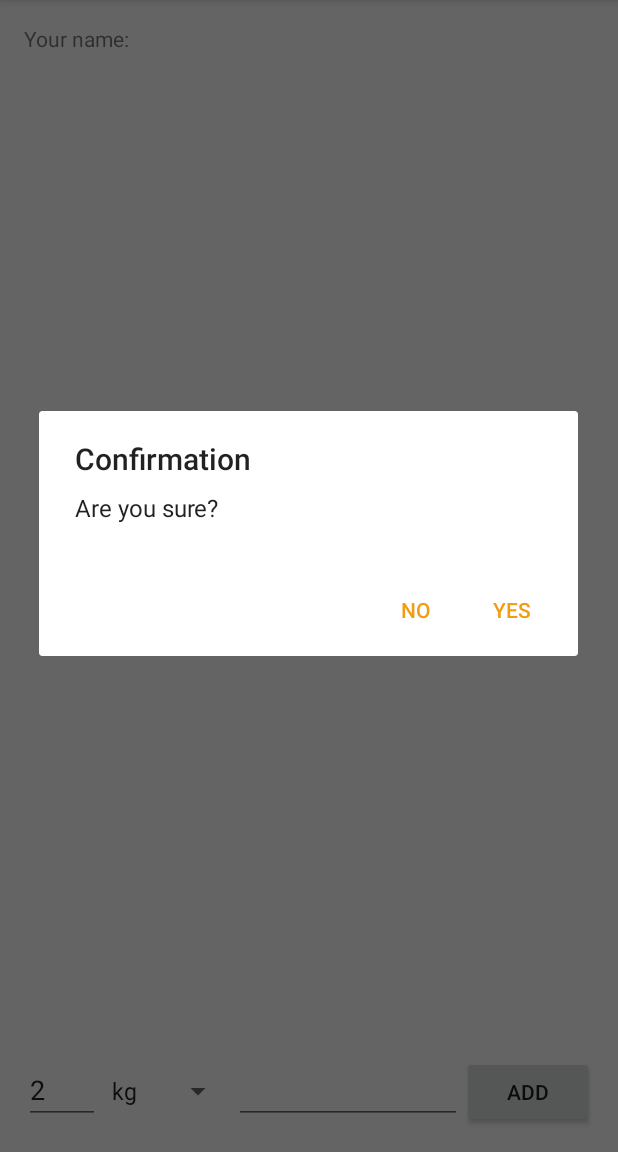
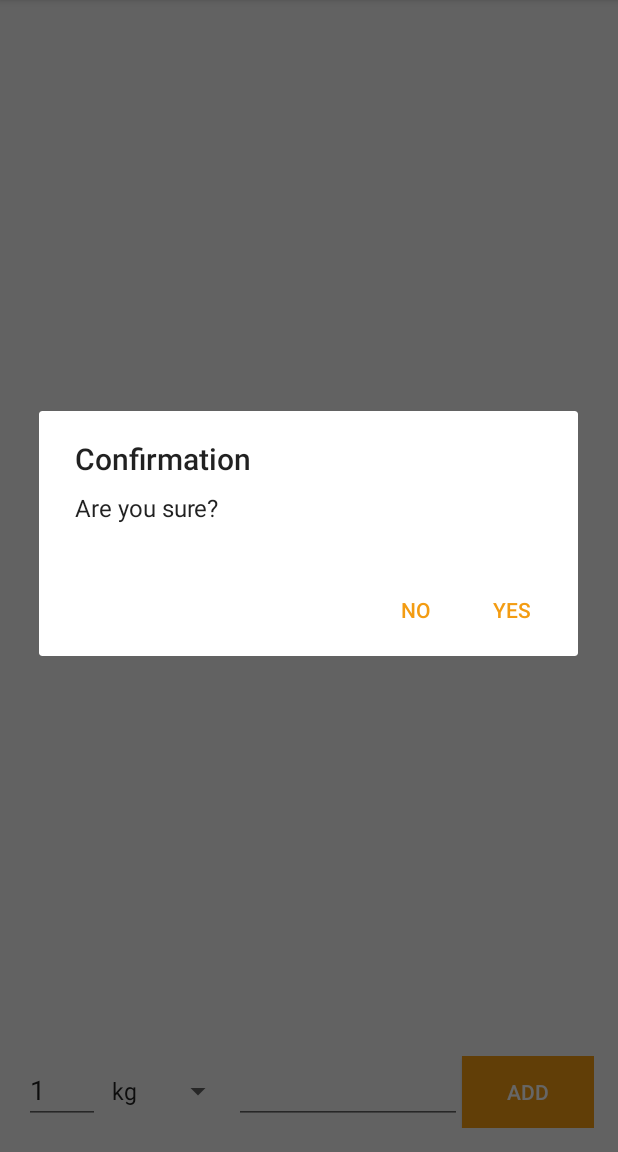
Before and after one commit to lauridsen/shopping-list, an Android app: the screen it shows after launch (MainActivity), after a tap on "Clear", on a phone screen of 412 x 824 dp, the part 84-1236 px from its top. Run offline under Robolectric (Android 15) with nearby library versions, the phone set to English and light mode, and no system bars; our stand-ins replace Firebase (no records; nobody signed in at launch, a user with empty details on screens opened directly); libraries missing offline, so code that uses them is left out: com.crashlytics.android, com.firebase.ui; 4 statements that could not run were skipped.

Commit message:
Updated styling

```diff
--- a/app/src/main/java/org/projects/shoppinglist/MainActivity.java
+++ b/app/src/main/java/org/projects/shoppinglist/MainActivity.java
@@ -12,6 +12,7 @@ import android.util.SparseBooleanArray;
 import android.view.Menu;
 import android.view.MenuItem;
 import android.view.View;
+import android.view.ViewGroup;
 import android.widget.AdapterView;
 import android.widget.ArrayAdapter;
 import android.widget.Button;
@@ -123,6 +124,11 @@ public class MainActivity extends AppCompatActivity implements MyDialogFragment.
                 TextView textView = (TextView) v.findViewById(android.R.id.text1);
                 //textView.setTextSize(24); //modify this if you want different size
                 textView.setText(product.toString());
+                // Get params of view
+                ViewGroup.LayoutParams params = v.getLayoutParams();
+                // Set height of each listview item
+                params.height = 180;
+                v.setLayoutParams(params);
             }
         };
 
@@ -186,7 +192,9 @@ public class MainActivity extends AppCompatActivity implements MyDialogFragment.
                 for(int i = getMyAdapter().getCount() -1; i > -1; i--) {
                     if(positions.get(i)) {
                         System.out.println("Removed: " + i);
-                        saveProductCopy(getMyAdapter().getRef(i).getKey(), getMyAdapter().getItem(i));
+                        String key = getMyAdapter().getRef(i).getKey();
+                        Product ware = getMyAdapter().getItem(i);
+                        saveProductCopy(key, ware);
                         //bag.remove(i);
                         getMyAdapter().getRef(i).setValue(null);
                     }
@@ -250,10 +258,11 @@ public class MainActivity extends AppCompatActivity implements MyDialogFragment.
 
     @Override
     public void onPositiveClicked() {
-            firebaseRoot.setValue(null);
-            listView.clearChoices();
-            adapter.notifyDataSetChanged();
-            resetInputFields();
+        //Clear whole shoppinglist
+        firebaseRoot.setValue(null);
+        listView.clearChoices();
+        adapter.notifyDataSetChanged();
+        resetInputFields();
     }
 
     public static class  MyDialog extends MyDialogFragment {
@@ -283,6 +292,7 @@ public class MainActivity extends AppCompatActivity implements MyDialogFragment.
 
     public void updateUI(boolean unit)
     {
+        //Set UI according to chosen unit (imperiaæl / metric)
         if(unit) {
             spinnerAdapter = ArrayAdapter.createFromResource(this,
                     R.array.measurement_array_metric, android.R.layout.simple_spinner_item);
--- a/app/src/main/java/org/projects/shoppinglist/MyDialogFragment.java
+++ b/app/src/main/java/org/projects/shoppinglist/MyDialogFragment.java
@@ -12,10 +12,6 @@ import android.content.DialogInterface;
 import android.os.Bundle;
 
 
-//You can pretty much reuse this class in your own project
-//if you want you can modify some of the text shown below.
-//of course if it was for a multilingual app you would put
-//the actual text that is now hardcoded inside the strings.xml file
 public class MyDialogFragment extends DialogFragment {
 
     public MyDialogFragment()
@@ -90,7 +86,6 @@ public class MyDialogFragment extends DialogFragment {
     //method defined in the ACTIVITY!
     protected void positiveClick()
     {
-
         mCallback.onPositiveClicked();
     }
 
--- a/app/src/main/res/layout/content_main.xml
+++ b/app/src/main/res/layout/content_main.xml
@@ -10,29 +10,32 @@
     android:paddingLeft="@dimen/activity_horizontal_margin"
     android:paddingRight="@dimen/activity_horizontal_margin"
     android:paddingTop="@dimen/activity_vertical_margin"
+    android:background="@color/colorLightGrey"
     app:layout_behavior="@string/appbar_scrolling_view_behavior"
     tools:context="org.projects.shoppinglist.MainActivity"
     tools:showIn="@layout/activity_main">
 
-    <TextView
-        android:id="@+id/myName"
-        android:layout_width="wrap_content"
-        android:layout_height="wrap_content"
-        android:text="@string/myName"/>
-
     <LinearLayout
         android:layout_width="match_parent"
         android:layout_height="match_parent"
-        android:layout_weight="1">
+        android:layout_weight="1"
+        android:paddingTop="6dp">
+
         <ListView
             android:id="@+id/list"
             android:layout_width="match_parent"
-            android:layout_height="match_parent" />
+            android:layout_height="wrap_content"
+            android:divider="@color/colorLightGrey"
+            android:dividerHeight="10dp"
+            android:background="@android:color/white"
+            android:footerDividersEnabled="true"/>
+
     </LinearLayout>
 
     <LinearLayout
         android:layout_width="match_parent"
-        android:layout_height="wrap_content">
+        android:layout_height="wrap_content"
+        android:paddingTop="6dp">
 
         <LinearLayout
             android:layout_width="0dp"
@@ -47,7 +50,7 @@
             android:layout_weight="1"
             android:inputType="number"
             android:singleLine="true"
-            android:text="2" />
+            android:text="1" />
 
         <Spinner
             android:id="@+id/inputMeasurement"
@@ -70,7 +73,9 @@
             android:id="@+id/addButton"
             android:layout_width="wrap_content"
             android:layout_height="wrap_content"
-            android:text="@string/add_to_bag" />
+            android:text="@string/add_to_bag"
+            android:background="@color/colorAccent"
+            android:textColor="@android:color/white"/>
 
     </LinearLayout>
 
--- a/app/src/main/res/values/colors.xml
+++ b/app/src/main/res/values/colors.xml
@@ -3,4 +3,5 @@
     <color name="colorPrimary">#16a085</color>
     <color name="colorPrimaryDark">#15947c</color>
     <color name="colorAccent">#f39c12</color>
+    <color name="colorLightGrey">#f7f7f7</color>
 </resources>
--- a/app/src/main/res/values/strings.xml
+++ b/app/src/main/res/values/strings.xml
@@ -26,7 +26,7 @@
     </string-array>
 
     <string-array name="measurement_array_imperial">
-        <item>lb</item>
+        <item>lbs</item>
         <item>cup</item>
         <item>oz</item>
         <item>gal</item>
--- a/app/src/main/res/xml/prefs.xml
+++ b/app/src/main/res/xml/prefs.xml
@@ -8,7 +8,7 @@
         <!--android:title="Name"-->
         <!--android:singleLine="true" />-->
 
-    <CheckBoxPreference
+    <SwitchPreference
         android:key="unit"
         android:defaultValue="true"
         android:summary="Use Metric Units"
```
Also changed, not shown: app/src/main/res/drawable-hdpi/card_background.xml (added, +28 -0 lines), app/src/main/res/drawable-mdpi/card_background.xml (added, +28 -0 lines), app/src/main/res/drawable-xhdpi/card_background.xml (added, +28 -0 lines), app/src/main/res/drawable-xxhdpi/card_background.xml (added, +28 -0 lines), app/src/main/res/drawable-xxxhdpi/card_background.xml (added, +28 -0 lines), app/src/main/res/drawable/bg_gradient.xml (added, +11 -0 lines), app/src/main/res/drawable/border_shadow.xml (added, +32 -0 lines), app/src/main/res/drawable/shadow.png (added), 2 other files.
